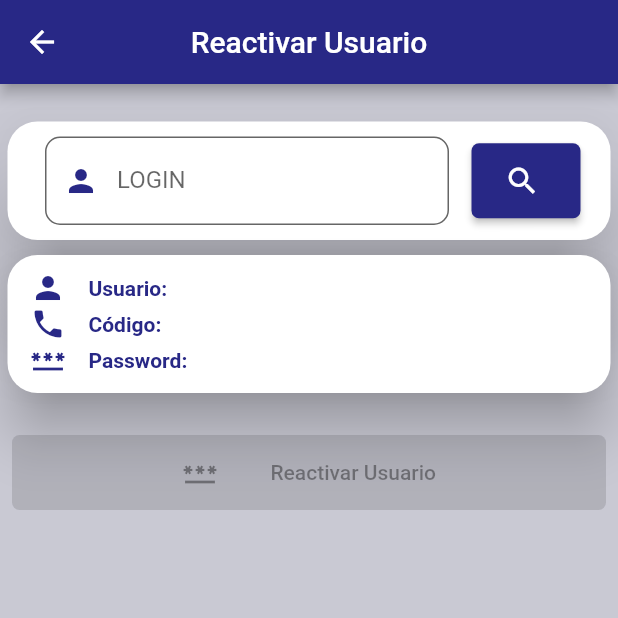
After one commit to LuisPulenta/FleetDeliveryApp, a Flutter app: the ResetearPasswordsScreen screen opened directly, on a phone screen of 412 x 824 dp, the top half of it. The commit adds this screen. Run offline on Flutter 3.47's test engine with Material 2 defaults, Android fonts, the phone set to English and light mode, and no system bars; our stand-ins replace adaptive_dialog, camera, connectivity, email_validator, file_picker, geolocator and 6 more; missing offline and left inert: custom_info_window, device_information, flutter_barcode_scanner, flutter_pdfview, syncfusion_flutter_pdf, syncfusion_flutter_signaturepad and 3 more; accounts and stored records are empty; network calls fail.

Commit message:
Reactivar Usuario

```diff
--- a/lib/models/models.dart
+++ b/lib/models/models.dart
@@ -25,4 +25,5 @@ export 'package:fleetdeliveryapp/models/sub_contratista_user_vehiculo.dart';
 export 'package:fleetdeliveryapp/models/tipoasignacion.dart';
 export 'package:fleetdeliveryapp/models/turno.dart';
 export 'package:fleetdeliveryapp/models/usuario.dart';
+export 'package:fleetdeliveryapp/models/usuario2.dart';
 export 'package:fleetdeliveryapp/models/web_sesion.dart';
--- /dev/null
+++ b/lib/models/usuario2.dart
@@ -0,0 +1,52 @@
+class Usuario2 {
+  int idUsuario = 0;
+  String? codigoCausante = '';
+  String login = '';
+  String contrasena = '';
+  String? nombre = '';
+  String? apellido = '';
+  int? estado = 0;
+  int? fechaCaduca = 0;
+  int? intentosInvDiario = 0;
+  int? opeAutorizo = 0;
+
+  Usuario2(
+      {required this.idUsuario,
+      required this.codigoCausante,
+      required this.login,
+      required this.contrasena,
+      required this.nombre,
+      required this.apellido,
+      required this.estado,
+      required this.fechaCaduca,
+      required this.intentosInvDiario,
+      required this.opeAutorizo});
+
+  Usuario2.fromJson(Map<String, dynamic> json) {
+    idUsuario = json['idUsuario'];
+    codigoCausante = json['codigoCausante'];
+    login = json['login'];
+    contrasena = json['contrasena'];
+    nombre = json['nombre'];
+    apellido = json['apellido'];
+    estado = json['estado'];
+    fechaCaduca = json['fechaCaduca'];
+    intentosInvDiario = json['intentosInvDiario'];
+    opeAutorizo = json['opeAutorizo'];
+  }
+
+  Map<String, dynamic> toJson() {
+    final Map<String, dynamic> data = <String, dynamic>{};
+    data['idUsuario'] = idUsuario;
+    data['codigoCausante'] = codigoCausante;
+    data['login'] = login;
+    data['contrasena'] = contrasena;
+    data['nombre'] = nombre;
+    data['apellido'] = apellido;
+    data['estado'] = estado;
+    data['fechaCaduca'] = fechaCaduca;
+    data['intentosInvDiario'] = intentosInvDiario;
+    data['opeAutorizo'] = opeAutorizo;
+    return data;
+  }
+}
--- a/lib/screens/inicio/login_screen.dart
+++ b/lib/screens/inicio/login_screen.dart
@@ -389,7 +389,7 @@ class _LoginScreenState extends State<LoginScreen> {
       Navigator.push(
           context,
           MaterialPageRoute(
-              builder: (context) => ModuloScreen(
+              builder: (context) => AdministradorScreen(
                     modulo: _modulo,
                   )));
       _email = '';
--- /dev/null
+++ b/lib/screens/inicio/resetear_passwords_screen.dart
@@ -0,0 +1,467 @@
+import 'dart:convert';
+import 'package:adaptive_dialog/adaptive_dialog.dart';
+import 'package:connectivity/connectivity.dart';
+import 'package:fleetdeliveryapp/components/loader_component.dart';
+import 'package:fleetdeliveryapp/helpers/helpers.dart';
+import 'package:fleetdeliveryapp/models/models.dart';
+import 'package:flutter/material.dart';
+import 'package:http/http.dart' as http;
+
+class ResetearPasswordsScreen extends StatefulWidget {
+  const ResetearPasswordsScreen({Key? key}) : super(key: key);
+
+  @override
+  State<ResetearPasswordsScreen> createState() =>
+      _ResetearPasswordsScreenState();
+}
+
+class _ResetearPasswordsScreenState extends State<ResetearPasswordsScreen> {
+//---------------------------------------------------------------
+//----------------------- Variables -----------------------------
+//---------------------------------------------------------------
+  String _codigo = '';
+  final String _codigoError = '';
+  final bool _codigoShowError = false;
+  final bool _enabled = false;
+  bool _showLoader = false;
+
+  final bool _isRunning = false;
+
+  Usuario2 _user = Usuario2(
+      idUsuario: 0,
+      codigoCausante: '',
+      login: '',
+      contrasena: '',
+      nombre: '',
+      apellido: '',
+      estado: 0,
+      fechaCaduca: 0,
+      intentosInvDiario: 0,
+      opeAutorizo: 0);
+
+  late Usuario2 _userVacio;
+
+//---------------------------------------------------------------
+//----------------------- initState -----------------------------
+//---------------------------------------------------------------
+
+  @override
+  void initState() {
+    super.initState();
+    _userVacio = _user;
+  }
+
+//---------------------------------------------------------------
+//----------------------- Pantalla ------------------------------
+//---------------------------------------------------------------
+
+  @override
+  Widget build(BuildContext context) {
+    return Scaffold(
+      backgroundColor: const Color.fromARGB(255, 201, 201, 211),
+      appBar: AppBar(
+        title: const Text("Reactivar Usuario"),
+        centerTitle: true,
+        backgroundColor: const Color(0xFF282886),
+      ),
+      body: Stack(
+        children: [
+          Column(
+            children: [
+              const SizedBox(
+                height: 25,
+              ),
+              Card(
+                shape: RoundedRectangleBorder(
+                    borderRadius: BorderRadius.circular(20)),
+                elevation: 25,
+                margin: const EdgeInsets.symmetric(horizontal: 5),
+                child: Padding(
+                  padding:
+                      const EdgeInsets.symmetric(horizontal: 15, vertical: 0),
+                  child: Column(
+                    mainAxisSize: MainAxisSize.min,
+                    mainAxisAlignment: MainAxisAlignment.center,
+                    children: <Widget>[
+                      Row(
+                        children: [
+                          Expanded(flex: 7, child: _showLegajo()),
+                          Expanded(flex: 2, child: _showButton()),
+                        ],
+                      ),
+                      const SizedBox(
+                        height: 0,
+                      ),
+                    ],
+                  ),
+                ),
+              ),
+              const SizedBox(
+                height: 5,
+              ),
+              _showInfo(),
+              const SizedBox(
+                height: 15,
+              ),
+              Padding(
+                padding: const EdgeInsets.all(8.0),
+                child: ElevatedButton(
+                  child: Row(
+                    mainAxisAlignment: MainAxisAlignment.center,
+                    children: const [
+                      Icon(Icons.password),
+                      SizedBox(
+                        width: 35,
+                      ),
+                      Text('Reactivar Usuario'),
+                    ],
+                  ),
+                  style: ElevatedButton.styleFrom(
+                    backgroundColor: const Color(0xFF120E43),
+                    minimumSize: const Size(100, 50),
+                    shape: RoundedRectangleBorder(
+                      borderRadius: BorderRadius.circular(5),
+                    ),
+                  ),
+                  onPressed: _user.login == "" || _user.contrasena == 1
+                      ? null
+                      : _reactivarUsuario,
+                ),
+              ),
+            ],
+          ),
+          _showLoader
+              ? const LoaderComponent(
+                  text: 'Por favor espere...',
+                )
+              : Container(),
+        ],
+      ),
+      floatingActionButton: _enabled
+          ? FloatingActionButton(
+              child: const Icon(
+                Icons.add,
+                size: 38,
+              ),
+              backgroundColor: const Color(0xFF282886),
+              onPressed: _enabled ? null : null,
+            )
+          : Container(),
+    );
+  }
+
+//-----------------------------------------------------------
+//--------------------- _showLegajo -------------------------
+//-----------------------------------------------------------
+
+  Widget _showLegajo() {
+    return Container(
+      padding: const EdgeInsets.all(10),
+      child: TextField(
+        decoration: InputDecoration(
+          iconColor: const Color(0xFF282886),
+          prefixIconColor: const Color(0xFF282886),
+          hoverColor: const Color(0xFF282886),
+          focusColor: const Color(0xFF282886),
+          fillColor: Colors.white,
+          filled: true,
+          hintText: 'Ingrese LOGIN...',
+          labelText: 'LOGIN',
+          errorText: _codigoShowError ? _codigoError : null,
+          prefixIcon: const Icon(Icons.person),
+          border: OutlineInputBorder(
+            borderSide: const BorderSide(color: Color(0xFF282886)),
+            borderRadius: BorderRadius.circular(10),
+          ),
+        ),
+        onChanged: (value) {
+          _codigo = value;
+        },
+      ),
+    );
+  }
+
+//-----------------------------------------------------------
+//--------------------- _showButton -------------------------
+//-----------------------------------------------------------
+
+  Widget _showButton() {
+    return Container(
+      margin: const EdgeInsets.only(left: 5, right: 5),
+      child: Row(
+        mainAxisAlignment: MainAxisAlignment.spaceAround,
+        children: <Widget>[
+          Expanded(
+            child: ElevatedButton(
+              child: Row(
+                mainAxisAlignment: MainAxisAlignment.center,
+                children: const [
+                  Icon(Icons.search),
+                  SizedBox(
+                    width: 5,
+                  ),
+                ],
+              ),
+              style: ElevatedButton.styleFrom(
+                backgroundColor: const Color(0xFF282886),
+                minimumSize: const Size(double.infinity, 50),
+                shape: RoundedRectangleBorder(
+                  borderRadius: BorderRadius.circular(5),
+                ),
+              ),
+              onPressed: () => _search(),
+            ),
+          ),
+        ],
+      ),
+    );
+  }
+
+//-----------------------------------------------------------
+//--------------------- _showInfo ---------------------------
+//-----------------------------------------------------------
+
+  Widget _showInfo() {
+    return Card(
+      shape: RoundedRectangleBorder(borderRadius: BorderRadius.circular(20)),
+      elevation: 15,
+      margin: const EdgeInsets.all(5),
+      child: Padding(
+        padding: const EdgeInsets.symmetric(horizontal: 15, vertical: 10),
+        child: Column(
+          mainAxisSize: MainAxisSize.min,
+          mainAxisAlignment: MainAxisAlignment.center,
+          children: <Widget>[
+            CustomRow(
+              icon: Icons.person,
+              nombredato: 'Usuario:',
+              dato: _user.apellido,
+            ),
+            CustomRow(
+              icon: Icons.phone,
+              nombredato: 'Código:',
+              dato: _user.codigoCausante,
+            ),
+            _user.estado == 0
+                ? CustomRow(
+                    icon: Icons.password,
+                    nombredato: 'Password:',
+                    dato: _user.contrasena,
+                  )
+                : Container(),
+          ],
+        ),
+      ),
+    );
+  }
+
+//-----------------------------------------------------------
+//--------------------- _search -----------------------------
+//-----------------------------------------------------------
+
+  _search() async {
+    FocusScope.of(context).unfocus();
+    if (_codigo.isEmpty) {
+      await showAlertDialog(
+          context: context,
+          title: 'Error',
+          message: 'Ingrese LOGIN.',
+          actions: <AlertDialogAction>[
+            const AlertDialogAction(key: null, label: 'Aceptar'),
+          ]);
+      return;
+    }
+    await _getUsuario();
+  }
+
+//----------------------------------------------------------
+//--------------------- _getUsuario ------------------------
+//----------------------------------------------------------
+
+  Future<void> _getUsuario() async {
+    setState(() {
+      _showLoader = true;
+    });
+
+    var connectivityResult = await Connectivity().checkConnectivity();
+    if (connectivityResult == ConnectivityResult.none) {
+      setState(() {
+        _showLoader = false;
+      });
+      await showAlertDialog(
+          context: context,
+          title: 'Error',
+          message: 'Verifica que estes conectado a internet.',
+          actions: <AlertDialogAction>[
+            const AlertDialogAction(key: null, label: 'Aceptar'),
+          ]);
+      return;
+    }
+
+    Map<String, dynamic> request = {
+      'Email': _codigo,
+      'password': '123456',
+    };
+
+    var url = Uri.parse('${Constants.apiUrl}/Api/Account/GetUserByLogin');
+    var response = await http.post(
+      url,
+      headers: {
+        'content-type': 'application/json',
+        'accept': 'application/json',
+      },
+      body: jsonEncode(request),
+    );
+
+    if (response.statusCode >= 400) {
+      setState(() {
+        _showLoader = false;
+        _user = _userVacio;
+      });
+      await showAlertDialog(
+          context: context,
+          title: 'Error',
+          message: 'LOGIN no válido.',
+          actions: <AlertDialogAction>[
+            const AlertDialogAction(key: null, label: 'Aceptar'),
+          ]);
+      return;
+    }
+
+    var body = response.body;
+    var decodedJson = jsonDecode(body);
+    _user = Usuario2.fromJson(decodedJson);
+
+    if (_user.estado == 1) {
+      setState(() {
+        _showLoader = false;
+      });
+      await showAlertDialog(
+          context: context,
+          title: 'Error',
+          message: 'Este Usuario está Activo',
+          actions: <AlertDialogAction>[
+            const AlertDialogAction(key: null, label: 'Aceptar'),
+          ]);
+      return;
+    }
+
+    setState(() {
+      _showLoader = false;
+    });
+  }
+
+//----------------------------------------------------------
+//--------------------- _reactivarUsuario ------------------
+//----------------------------------------------------------
+
+  Future<void> _reactivarUsuario() async {
+    setState(() {
+      _showLoader = true;
+    });
+
+    var connectivityResult = await Connectivity().checkConnectivity();
+    if (connectivityResult == ConnectivityResult.none) {
+      setState(() {
+        _showLoader = false;
+      });
+      await showAlertDialog(
+          context: context,
+          title: 'Error',
+          message: 'Verifica que estes conectado a internet.',
+          actions: <AlertDialogAction>[
+            const AlertDialogAction(key: null, label: 'Aceptar'),
+          ]);
+      return;
+    }
+
+    Map<String, dynamic> request = {
+      'Login': _codigo,
+      'IdUsuarioAutoriza': 1,
+      'FechaCaduca':
+          DateTime.now().difference(DateTime(2022, 01, 01)).inDays + 80723 + 70,
+      //Calculo dif entre hoy y el 1 de Enero de 2022 que es el 80723 y le sumo el 80723 y 70 días más
+    };
+
+    Response response =
+        await ApiHelper.put('/api/Account/', _codigo.toString(), request);
+
+    setState(() {
+      _showLoader = false;
+    });
+
+    if (!response.isSuccess) {
+      await showAlertDialog(
+          context: context,
+          title: 'Error',
+          message: response.message,
+          actions: <AlertDialogAction>[
+            const AlertDialogAction(key: null, label: 'Aceptar'),
+          ]);
+      return;
+    } else {
+      await showAlertDialog(
+          context: context,
+          title: 'Aviso',
+          message: 'Usuario reactivado con éxito!',
+          actions: <AlertDialogAction>[
+            const AlertDialogAction(key: null, label: 'Aceptar'),
+          ]);
+      Navigator.pop(context, 'yes');
+    }
+  }
+}
+
+//---------------------------------------------------------------------
+class CustomRow extends StatelessWidget {
+  IconData? icon;
+  final String nombredato;
+  final String? dato;
+  bool? alert;
+
+  CustomRow(
+      {Key? key,
+      this.icon,
+      required this.nombredato,
+      required this.dato,
+      this.alert})
+      : super(key: key);
+
+  @override
+  Widget build(BuildContext context) {
+    return Padding(
+      padding: const EdgeInsets.only(right: 20),
+      child: Row(
+        mainAxisAlignment: MainAxisAlignment.start,
+        children: <Widget>[
+          icon != null
+              ? alert == true
+                  ? const Icon(
+                      Icons.warning,
+                      color: Colors.red,
+                    )
+                  : Icon(
+                      icon,
+                      color: const Color(0xFF282886),
+                    )
+              : Container(),
+          const SizedBox(
+            width: 15,
+          ),
+          Text(
+            nombredato,
+            style: const TextStyle(
+                fontWeight: FontWeight.bold, color: Color(0xFF282886)),
+          ),
+          Expanded(
+            child: Text(
+              dato != null ? dato.toString() : '',
+              textAlign: TextAlign.end,
+              style: const TextStyle(color: Colors.black),
+            ),
+          ),
+        ],
+      ),
+    );
+  }
+}
--- a/lib/screens/screens.dart
+++ b/lib/screens/screens.dart
@@ -15,8 +15,10 @@ export 'package:fleetdeliveryapp/screens/asignaciones/firma_screen.dart';
 export 'package:fleetdeliveryapp/screens/asignaciones/grafico01_screen.dart';
 export 'package:fleetdeliveryapp/screens/paqueteria/home_screen.dart';
 export 'package:fleetdeliveryapp/screens/asignaciones/home2_screen.dart';
+export 'package:fleetdeliveryapp/screens/inicio/administrador_screen.dart';
 export 'package:fleetdeliveryapp/screens/inicio/login_screen.dart';
 export 'package:fleetdeliveryapp/screens/inicio/modulo_screen.dart';
+export 'package:fleetdeliveryapp/screens/inicio/resetear_passwords_screen.dart';
 export 'package:fleetdeliveryapp/screens/asignaciones/mis_datos_screen.dart';
 export 'package:fleetdeliveryapp/screens/asignaciones/otro_recupero_screen.dart';
 export 'package:fleetdeliveryapp/screens/paqueteria/paradainfo_screen.dart';
```
Also changed, not shown: lib/screens/inicio/administrador_screen.dart (added, +128 -0 lines).
